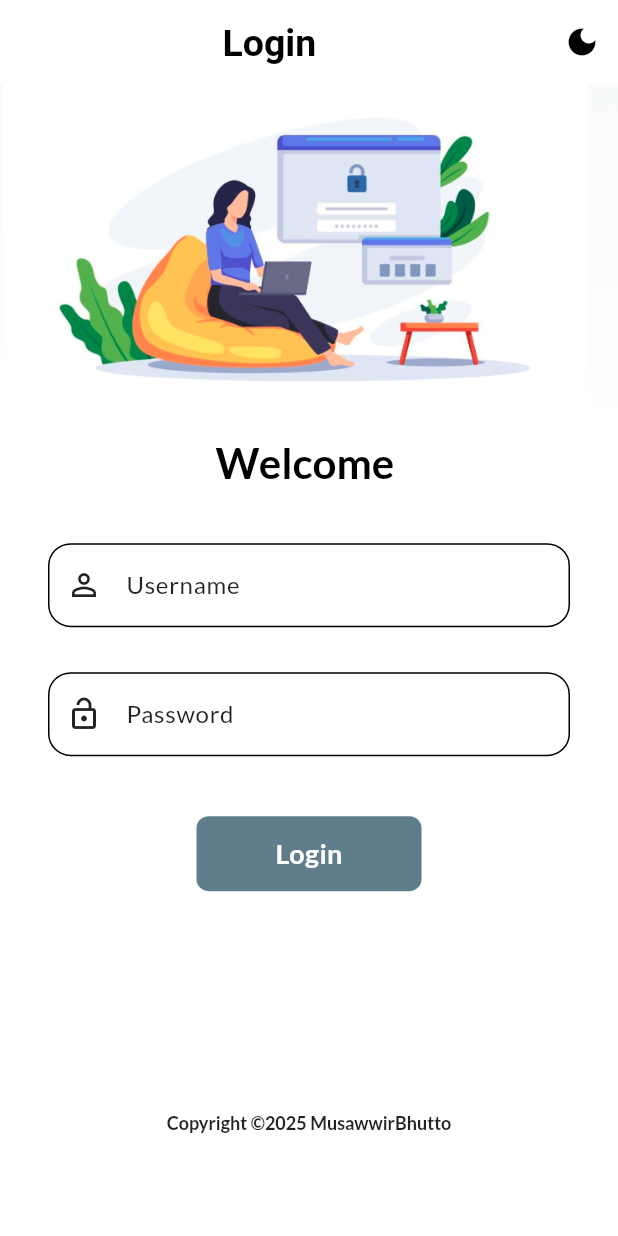
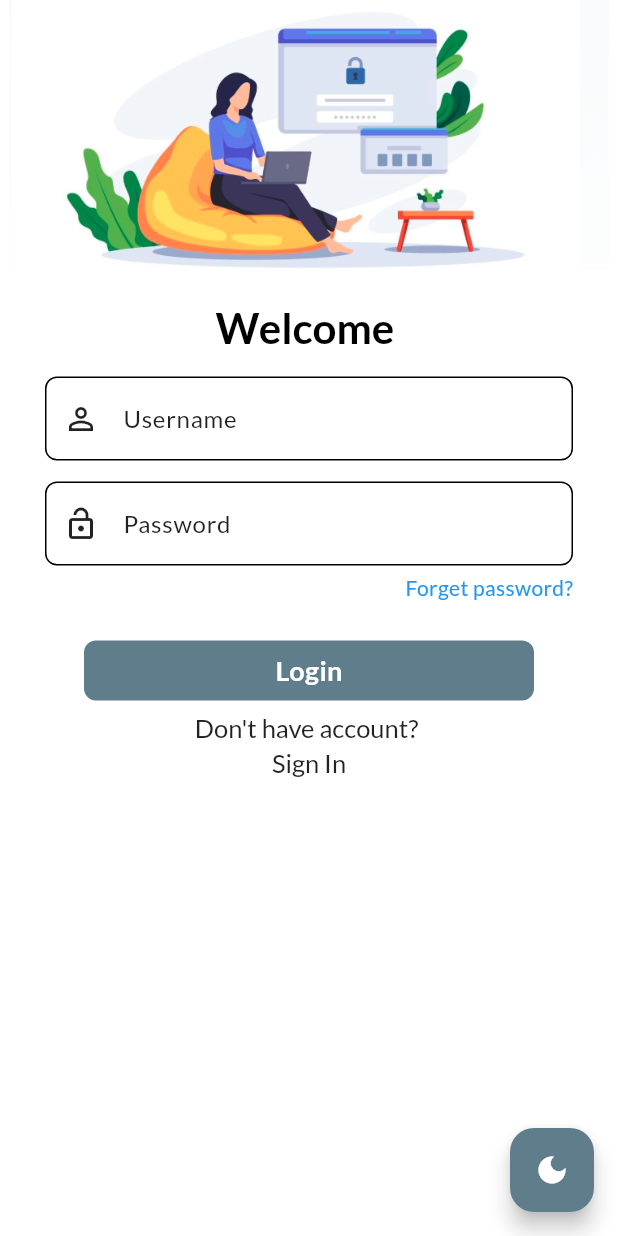
Before and after one commit to MusawwirBhutto/E-Commerce-shopping-App-, a Flutter app: the screen it shows after launch, on a phone screen of 412 x 824 dp. Run offline on Flutter 3.47's test engine with Material 3 defaults, Android fonts, the phone set to English and light mode, and no system bars; our stand-ins replace google_fonts.

Commit message:
Improved Over all Login Page, made good UI and added Some Functionalities

```diff
--- a/lib/pages/loginpage.dart
+++ b/lib/pages/loginpage.dart
@@ -22,7 +22,7 @@ class _LoginPageState extends State<LoginPage> {
       setState(() {
         changeButton = true;
       });
-      await Future.delayed(Duration(milliseconds: 400));
+      await Future.delayed(Duration(milliseconds: 800));
 
       // ignore: use_build_context_synchronously
       await Navigator.pushNamed(context, MyRoutes.homeRoute);
@@ -36,57 +36,53 @@ class _LoginPageState extends State<LoginPage> {
   Widget build(BuildContext context) {
     final themeProvider = Provider.of<ThemeProvider>(context);
     return Scaffold(
-      appBar: AppBar(
-        title: Center(
-          child: Text(
-            'Login ',
-            style: Theme.of(context).appBarTheme.titleTextStyle,
-          ),
-        ),
-        actions: [
-          IconButton(
+      floatingActionButton: FloatingActionButton(
         onPressed: () {
           Provider.of<ThemeProvider>(context, listen: false).toggleTheme();
         },
-            icon: Icon(
+        child: Icon(
           // ignore: unrelated_type_equality_checks
-              themeProvider == ThemeMode.dark
-                  ? Icons.light_mode
-                  : Icons.dark_mode,
+          themeProvider == ThemeMode.dark ? Icons.light_mode : Icons.dark_mode,
+          color: Colors.white,
         ),
       ),
-        ],
-      ),
       body: SingleChildScrollView(
+        child: SafeArea(
           child: Form(
             key: _formKey,
             child: Column(
               children: [
-              Image.asset("assets/flutter vector.PNG", fit: BoxFit.cover),
+                Container(
+                  width: 400,
+                  height: 180,
+                  child: Image.asset(
+                    "assets/flutter vector.PNG",
+                    fit: BoxFit.cover,
+                  ),
+                ),
                 SizedBox(height: 20.0),
                 Text(
                   "Welcome $name",
-                style: Theme.of(context).textTheme.headlineMedium?.copyWith(
-                  fontWeight: FontWeight.bold,
+                  style: Theme.of(context).textTheme.headlineMedium
+                      ?.copyWith(fontWeight: FontWeight.bold),
                 ),
-              ),
-              SizedBox(height: 20.0),
+                SizedBox(height: 15.0),
                 Padding(
                   padding: const EdgeInsets.symmetric(
-                  vertical: 16.0,
-                  horizontal: 32.0,
+                    vertical: 0.0,
+                    horizontal: 30.0,
                   ),
                   child: Column(
                     children: [
                       Padding(
-                      padding: const EdgeInsets.only(bottom: 30),
+                        padding: const EdgeInsets.only(bottom: 14),
                         child: TextFormField(
                           decoration: InputDecoration(
                             prefixIcon: Icon(Icons.person_outline),
                             hintText: "Enter username",
                             labelText: "Username",
                             border: OutlineInputBorder(
-                            borderRadius: BorderRadius.circular(15),
+                              borderRadius: BorderRadius.circular(8),
                             ),
                           ),
                           validator: (value) {
@@ -109,7 +105,7 @@ class _LoginPageState extends State<LoginPage> {
                           hintText: "Enter password",
                           labelText: "Password",
                           border: OutlineInputBorder(
-                          borderRadius: BorderRadius.circular(15),
+                            borderRadius: BorderRadius.circular(8),
                           ),
                         ),
                         validator: (value) {
@@ -122,7 +118,19 @@ class _LoginPageState extends State<LoginPage> {
                           return null;
                         },
                       ),
-                    SizedBox(height: 40.0),
+                      Padding(
+                        padding: const EdgeInsets.only(top: 5),
+                        child: Row(
+                          mainAxisAlignment: MainAxisAlignment.end,
+                          children: [
+                            Text(
+                              'Forget password?',
+                              style: TextStyle(color: Colors.blue),
+                            ),
+                          ],
+                        ),
+                      ),
+                      SizedBox(height: 25.0),
                       Material(
                         color: Theme.of(context).primaryColor,
                         borderRadius: BorderRadius.circular(
@@ -131,16 +139,18 @@ class _LoginPageState extends State<LoginPage> {
                         child: InkWell(
                           onTap: () => moveToHome(context),
                           child: AnimatedContainer(
-                          duration: Duration(milliseconds: 400),
-                          width: changeButton ? 50 : 150,
-                          height: 50,
+                            duration: Duration(milliseconds: 900),
+                            width: changeButton ? 30 : 300,
+                            height: 40,
                             alignment: Alignment.center,
                             child:
                                 changeButton
                                     ? Icon(
                                       Icons.done,
                                       color:
-                                        Theme.of(context).colorScheme.onPrimary,
+                                          Theme.of(
+                                            context,
+                                          ).colorScheme.onPrimary,
                                     )
                                     : Text(
                                       "Login",
@@ -156,21 +166,28 @@ class _LoginPageState extends State<LoginPage> {
                           ),
                         ),
                       ),
+                      SizedBox(height: 7),
+                      Text(
+                        "Don't have account? ",
+                        style: Theme.of(
+                          context,
+                        ).textTheme.headlineSmall?.copyWith(fontSize: 17),
+                      ),
+
+                      Text(
+                        "Sign In",
+                        style: Theme.of(
+                          context,
+                        ).textTheme.headlineSmall?.copyWith(fontSize: 17),
+                      ),
                     ],
-                ),
-              ),
-              SizedBox(height: 130),
-              Text(
-                'Copyright ©2025 MusawwirBhutto',
-                style: Theme.of(context).textTheme.headlineSmall?.copyWith(
-                  fontSize: 12,
-                  fontWeight: FontWeight.bold,
                   ),
                 ),
               ],
             ),
           ),
         ),
+      ),
     );
   }
 }
--- a/lib/utilis/app_themes.dart
+++ b/lib/utilis/app_themes.dart
@@ -26,7 +26,7 @@ class AppThemes {
         fontWeight: FontWeight.bold,
       ),
     ),
-    cardTheme: CardTheme(
+    cardTheme: CardThemeData(
       color: Colors.white,
       elevation: 0.7,
       shape: RoundedRectangleBorder(borderRadius: BorderRadius.circular(15)),
@@ -72,7 +72,7 @@ class AppThemes {
         fontWeight: FontWeight.bold,
       ),
     ),
-    cardTheme: CardTheme(
+    cardTheme: CardThemeData(
       color: Colors.grey[850],
       elevation: 0.7,
       shape: RoundedRectangleBorder(borderRadius: BorderRadius.circular(15)),
```
Also changed, not shown: pubspec.lock, 3 other files. Lines whose indentation alone changed are shown as unchanged.
